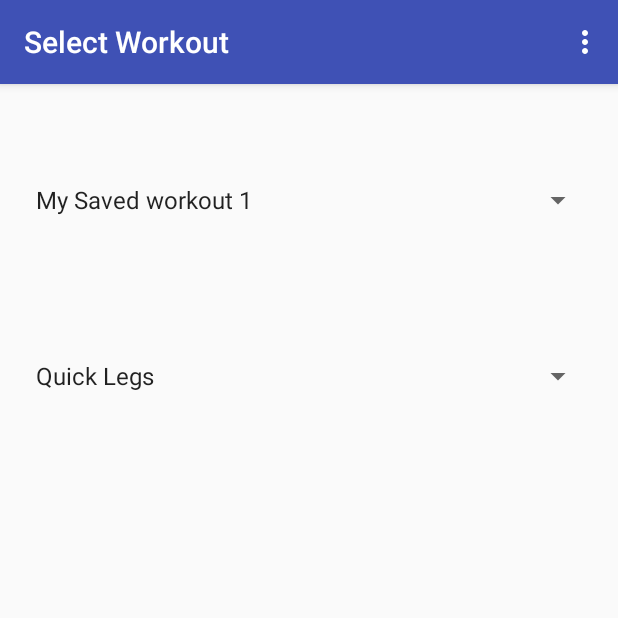
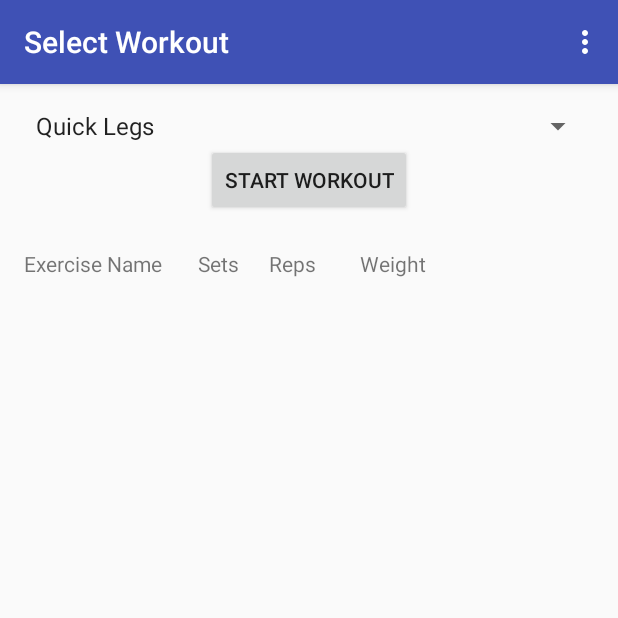
Before and after one commit to CS262aCalvinFitness/client, an Android app: the Start_Workout_Activity screen opened directly, with no data from a screen before it, on a phone screen of 412 x 824 dp, the top half of it. Run offline under Robolectric (Android 15) with nearby library versions, the phone set to English and light mode, and no system bars.

Commit message:
add button functionality and JSON parser

```diff
--- a/app/src/main/java/edu/calvin/calvinfitness/Start_Workout_Activity.java
+++ b/app/src/main/java/edu/calvin/calvinfitness/Start_Workout_Activity.java
@@ -6,6 +6,7 @@ import android.support.v7.app.AppCompatActivity;
 import android.view.Menu;
 import android.view.MenuItem;
 import android.widget.ArrayAdapter;
+import android.widget.Button;
 import android.widget.Spinner;
 
 /*
@@ -15,8 +16,9 @@ activity is shown when the "Start Workout" button is clicked from MainActivity.
 public class Start_Workout_Activity extends AppCompatActivity {
 
     //Define Variables
-    private Spinner quick_workout_spinner;
-    private Spinner saved_workout_spinner;
+    //private Spinner quick_workout_spinner;
+    private Spinner select_workout_spinner;
+    private Button start_workout_button;
 
     @Override
     protected void onCreate(Bundle savedInstanceState) {
@@ -25,8 +27,9 @@ public class Start_Workout_Activity extends AppCompatActivity {
         Intent intent = getIntent();
         setTitle("Select Workout");
 
-        quick_workout_spinner = (Spinner) findViewById(R.id.quick_workout_spinner);
-        saved_workout_spinner = (Spinner) findViewById(R.id.saved_workout_spinner);
+        //quick_workout_spinner = (Spinner) findViewById(R.id.quick_workout_spinner);
+        select_workout_spinner = (Spinner) findViewById(R.id.select_workout_spinner);
+        start_workout_button = (Button) findViewById(R.id.start_workout_button);
 
         //Adapter for quick spinner
         ArrayAdapter<CharSequence> adapter = ArrayAdapter.createFromResource(
@@ -35,8 +38,8 @@ public class Start_Workout_Activity extends AppCompatActivity {
 
         // Assign the dropdown items in the quick workout spinner
         adapter.setDropDownViewResource(android.R.layout.simple_spinner_dropdown_item);
-        quick_workout_spinner.setAdapter(adapter);
-        quick_workout_spinner.setSelection(0);
+        select_workout_spinner.setAdapter(adapter);
+        select_workout_spinner.setSelection(0);
 
         //Adapter for saved spinner
         ArrayAdapter<CharSequence> saved_adapter = ArrayAdapter.createFromResource(
@@ -44,10 +47,17 @@ public class Start_Workout_Activity extends AppCompatActivity {
         );
 
         // Assign the dropdown items in the saved workouts spinner
-        saved_adapter.setDropDownViewResource(android.R.layout.simple_spinner_dropdown_item);
-        saved_workout_spinner.setAdapter(saved_adapter);
-        saved_workout_spinner.setSelection(0);
+        //saved_adapter.setDropDownViewResource(android.R.layout.simple_spinner_dropdown_item);
+        //saved_workout_spinner.setAdapter(saved_adapter);
+        //saved_workout_spinner.setSelection(0);
+        //wont' need this? ^^
 
+
+        /*
+        read in JSON file to break down exercise name, weight, set rep
+        text box that loads up reps, weight and sets
+        start workout button with selected workout from spinner
+         */
     }
 
     /**
--- a/app/src/main/res/layout/activity_start__workout_.xml
+++ b/app/src/main/res/layout/activity_start__workout_.xml
@@ -13,19 +13,63 @@
     <Spinner
         android:layout_width="match_parent"
         android:layout_height="wrap_content"
-        android:id="@+id/saved_workout_spinner"
-        android:layout_marginTop="49dp"
-        android:layout_below="@+id/select_workout_text"
+        android:id="@+id/select_workout_spinner"
+        android:layout_alignParentTop="true"
         android:layout_alignParentLeft="true"
         android:layout_alignParentStart="true" />
 
-    <Spinner
-        android:layout_width="match_parent"
+    <TextView
+        android:text="Sets"
+        android:layout_width="wrap_content"
         android:layout_height="wrap_content"
-        android:id="@+id/quick_workout_spinner"
-        android:layout_marginTop="93dp"
-        android:layout_below="@+id/saved_workout_spinner"
+        android:layout_marginLeft="24dp"
+        android:layout_marginStart="24dp"
+        android:id="@+id/view_exercise_set"
+        android:layout_alignBaseline="@+id/view_exercise_name"
+        android:layout_alignBottom="@+id/view_exercise_name"
+        android:layout_toRightOf="@+id/view_exercise_name"
+        android:layout_toEndOf="@+id/view_exercise_name" />
+
+    <TextView
+        android:text="Reps"
+        android:layout_width="wrap_content"
+        android:layout_height="wrap_content"
+        android:layout_marginLeft="20dp"
+        android:layout_marginStart="20dp"
+        android:id="@+id/view_exercise_reps"
+        android:layout_alignBaseline="@+id/view_exercise_set"
+        android:layout_alignBottom="@+id/view_exercise_set"
+        android:layout_toRightOf="@+id/view_exercise_set"
+        android:layout_toEndOf="@+id/view_exercise_set" />
+
+    <TextView
+        android:text="Weight"
+        android:layout_width="wrap_content"
+        android:layout_height="wrap_content"
+        android:layout_marginLeft="29dp"
+        android:layout_marginStart="29dp"
+        android:id="@+id/view_exercise_weight"
+        android:layout_alignBaseline="@+id/view_exercise_reps"
+        android:layout_alignBottom="@+id/view_exercise_reps"
+        android:layout_toRightOf="@+id/view_exercise_reps"
+        android:layout_toEndOf="@+id/view_exercise_reps" />
+
+    <TextView
+        android:text="Exercise Name"
+        android:layout_width="wrap_content"
+        android:layout_height="wrap_content"
+        android:layout_marginTop="70dp"
+        android:id="@+id/view_exercise_name"
+        android:layout_below="@+id/select_workout_spinner"
         android:layout_alignParentLeft="true"
         android:layout_alignParentStart="true" />
 
+    <Button
+        android:text="Start Workout"
+        android:layout_width="wrap_content"
+        android:layout_height="wrap_content"
+        android:id="@+id/start_workout_button"
+        android:layout_below="@+id/select_workout_spinner"
+        android:layout_centerHorizontal="true" />
+
 </RelativeLayout>
```
